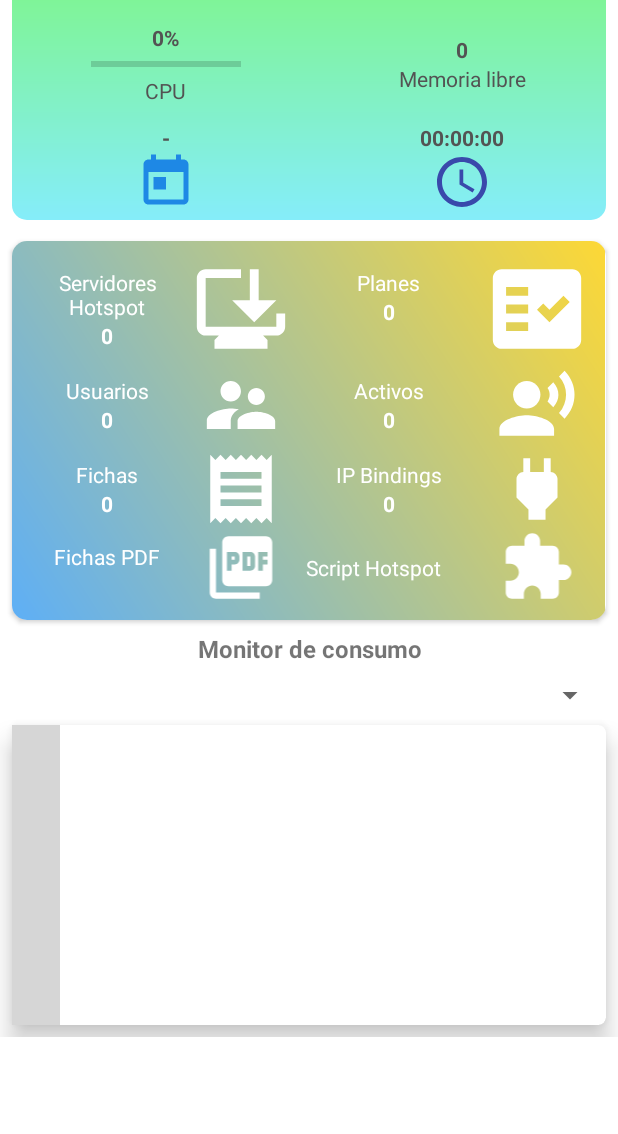
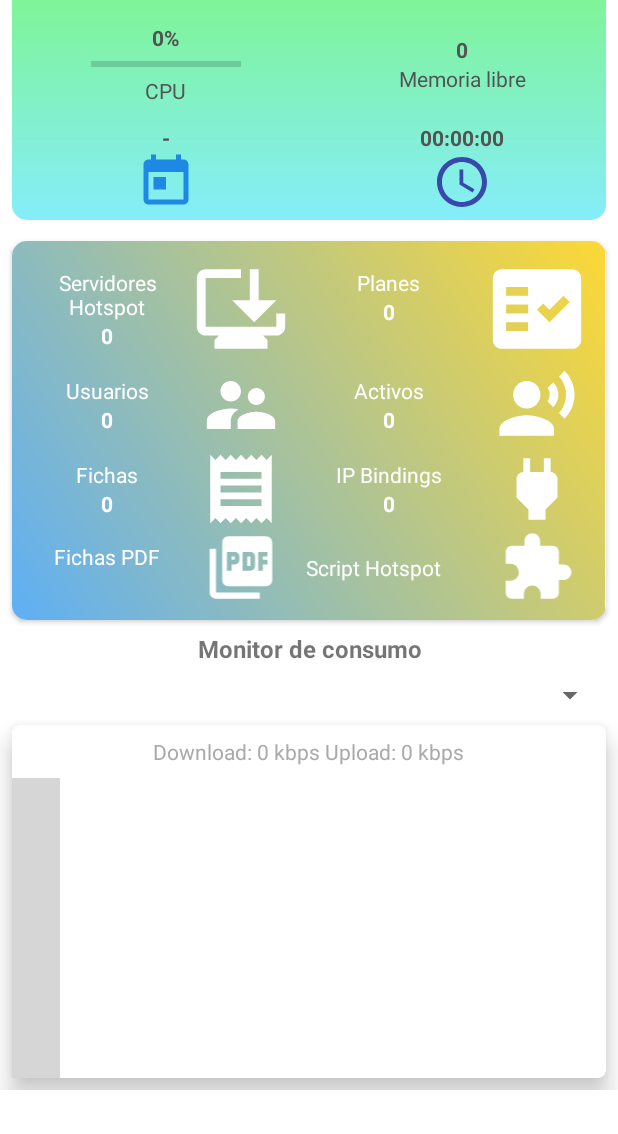
Before and after one commit to jesusmanueldl/MikroFicha, an Android app: the layout activity_admin.xml on its own in the app's theme, with its tools: preview values and no code run, on a phone screen of 412 x 824 dp, the part 102-1236 px from its top. Run offline under Robolectric (Android 15) with nearby library versions, the phone set to English and light mode, and no system bars; plain views replace GraphView; grey boxes are pictures that could not be loaded.

```diff
--- a/app/build.gradle
+++ b/app/build.gradle
@@ -62,4 +62,5 @@ dependencies {
 
 
 
+
 }
--- a/app/src/main/res/layout/activity_admin.xml
+++ b/app/src/main/res/layout/activity_admin.xml
@@ -557,10 +557,21 @@
                 app:cardElevation="10dp"
                 app:cardCornerRadius="5dp">
 
+
                 <LinearLayout
                     android:layout_width="match_parent"
                     android:layout_height="wrap_content"
                     android:orientation="vertical">
+
+                    <TextView
+                        android:id="@+id/trafficInfo"
+                        android:layout_width="wrap_content"
+                        android:layout_height="wrap_content"
+                        android:text="Download: 0 kbps Upload: 0 kbps"
+                        android:textSize="14sp"
+                        android:padding="8dp"
+                        android:textColor="@android:color/darker_gray"
+                        android:layout_gravity="center_horizontal" />
 
                     <com.jjoe64.graphview.GraphView
                         android:id="@+id/graph_admin"
@@ -574,6 +585,7 @@
             </androidx.cardview.widget.CardView>
 
 
+
         </LinearLayout>
 
     </ScrollView>
```
Also changed, not shown: app/src/main/java/com/jmanuel/mikroficha/Admin.java (+66 -14 lines).
